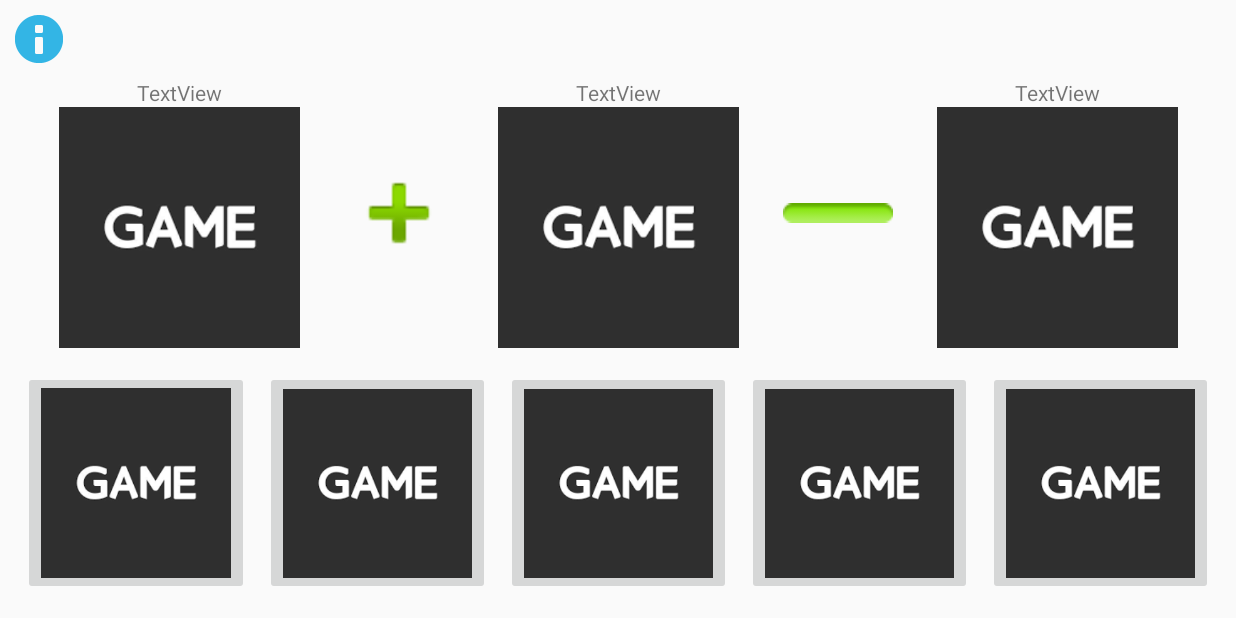
After one commit to rjena/ColorsGame, an Android app: the Game1Activity screen opened directly, with no data from a screen before it, on a phone screen of 824 x 412 dp (held sideways). The commit adds this screen. Run offline under Robolectric (Android 15) with nearby library versions, the phone set to English and light mode, and no system bars.

Commit message:
game1skelet

```diff
--- /dev/null
+++ b/app/src/main/java/com/example/colorsgame/Game1Activity.java
@@ -0,0 +1,46 @@
+package com.example.colorsgame;
+
+import android.content.Intent;
+import android.content.pm.ActivityInfo;
+import android.os.Bundle;
+import android.support.v7.app.AppCompatActivity;
+import android.view.View;
+import android.view.WindowManager;
+import android.widget.ImageButton;
+import android.widget.ImageView;
+import android.widget.TextView;
+
+public class Game1Activity extends AppCompatActivity {
+    @Override
+    protected void onCreate(Bundle savedInstanceState) {
+        super.onCreate(savedInstanceState);
+        setRequestedOrientation(ActivityInfo.SCREEN_ORIENTATION_LANDSCAPE);
+        getWindow().setFlags(WindowManager.LayoutParams.FLAG_FULLSCREEN,
+                WindowManager.LayoutParams.FLAG_FULLSCREEN);
+        setContentView(R.layout.activity_game1);
+
+        TextView color1TV = findViewById(R.id.color1TV);
+        TextView color2TV = findViewById(R.id.color2TV);
+        TextView color3TV = findViewById(R.id.color3TV);
+
+        ImageView color1IV = findViewById(R.id.color1IV);
+        ImageView color2IV = findViewById(R.id.color2IV);
+        ImageView color3IV = findViewById(R.id.color3IV);
+
+        ImageButton color1IB = findViewById(R.id.color1IB);
+        ImageButton color2IB = findViewById(R.id.color2IB);
+        ImageButton color3IB = findViewById(R.id.color3IB);
+        ImageButton color4IB = findViewById(R.id.color4IB);
+        ImageButton color5IB = findViewById(R.id.color5IB);
+
+        ImageButton info = findViewById(R.id.infoIB);
+
+        info.setOnClickListener(new View.OnClickListener() {
+            @Override
+            public void onClick(View view) {
+                Intent intent = new Intent(getApplicationContext(), Info1Activity.class);
+                startActivity(intent);
+            }
+        });
+    }
+}
--- /dev/null
+++ b/app/src/main/res/layout/activity_game1.xml
@@ -0,0 +1,150 @@
+<?xml version="1.0" encoding="utf-8"?>
+<LinearLayout xmlns:android="http://schemas.android.com/apk/res/android"
+    xmlns:app="http://schemas.android.com/apk/res-auto"
+    android:orientation="vertical" android:layout_width="match_parent"
+    android:layout_height="match_parent">
+
+    <ImageButton
+        android:id="@+id/infoIB"
+        android:layout_width="wrap_content"
+        android:layout_height="wrap_content"
+        android:layout_margin="10dp"
+        android:background="@null"
+        android:tint="@android:color/holo_blue_light"
+        app:srcCompat="@android:drawable/ic_dialog_info" />
+
+    <LinearLayout
+        android:layout_width="match_parent"
+        android:layout_height="match_parent"
+        android:layout_marginStart="10dp"
+        android:layout_marginEnd="10dp"
+        android:layout_weight="1"
+        android:orientation="horizontal">
+
+        <LinearLayout
+            android:layout_width="match_parent"
+            android:layout_height="match_parent"
+            android:layout_weight="0.8"
+            android:orientation="vertical">
+
+            <TextView
+                android:id="@+id/color1TV"
+                android:layout_width="match_parent"
+                android:layout_height="wrap_content"
+                android:gravity="center"
+                android:text="TextView" />
+
+            <ImageView
+                android:id="@+id/color1IV"
+                android:layout_width="match_parent"
+                android:layout_height="wrap_content"
+                app:srcCompat="@drawable/images" />
+        </LinearLayout>
+
+        <ImageView
+            android:layout_width="match_parent"
+            android:layout_height="match_parent"
+            android:layout_weight="1"
+            app:srcCompat="@android:drawable/ic_input_add" />
+
+        <LinearLayout
+            android:layout_width="match_parent"
+            android:layout_height="match_parent"
+            android:layout_weight="0.8"
+            android:orientation="vertical">
+
+            <TextView
+                android:id="@+id/color2TV"
+                android:layout_width="match_parent"
+                android:layout_height="wrap_content"
+                android:gravity="center"
+                android:text="TextView" />
+
+            <ImageView
+                android:id="@+id/color2IV"
+                android:layout_width="match_parent"
+                android:layout_height="wrap_content"
+                app:srcCompat="@drawable/images" />
+        </LinearLayout>
+
+        <ImageView
+            android:layout_width="match_parent"
+            android:layout_height="match_parent"
+            android:layout_weight="1"
+            app:srcCompat="@android:drawable/button_onoff_indicator_on" />
+
+        <LinearLayout
+            android:layout_width="match_parent"
+            android:layout_height="match_parent"
+            android:layout_weight="0.8"
+            android:orientation="vertical">
+
+            <TextView
+                android:id="@+id/color3TV"
+                android:layout_width="match_parent"
+                android:layout_height="wrap_content"
+                android:gravity="center"
+                android:text="TextView" />
+
+            <ImageView
+                android:id="@+id/color3IV"
+                android:layout_width="match_parent"
+                android:layout_height="wrap_content"
+                app:srcCompat="@drawable/images" />
+        </LinearLayout>
+    </LinearLayout>
+
+    <LinearLayout
+        android:layout_width="match_parent"
+        android:layout_height="match_parent"
+        android:layout_margin="10dp"
+        android:layout_weight="1"
+        android:orientation="horizontal">
+
+        <ImageButton
+            android:id="@+id/color1IB"
+            android:layout_width="match_parent"
+            android:layout_height="match_parent"
+            android:layout_weight="1"
+            android:layout_margin="5dp"
+            android:scaleType="fitCenter"
+            app:srcCompat="@drawable/images" />
+
+        <ImageButton
+            android:id="@+id/color2IB"
+            android:layout_width="match_parent"
+            android:layout_height="match_parent"
+            android:layout_weight="1"
+            android:layout_margin="5dp"
+            android:scaleType="fitCenter"
+            app:srcCompat="@drawable/images" />
+
+        <ImageButton
+            android:id="@+id/color3IB"
+            android:layout_width="match_parent"
+            android:layout_height="match_parent"
+            android:layout_weight="1"
+            android:layout_margin="5dp"
+            android:scaleType="fitCenter"
+            app:srcCompat="@drawable/images" />
+
+        <ImageButton
+            android:id="@+id/color4IB"
+            android:layout_width="match_parent"
+            android:layout_height="match_parent"
+            android:layout_weight="1"
+            android:layout_margin="5dp"
+            android:scaleType="fitCenter"
+            app:srcCompat="@drawable/images" />
+
+        <ImageButton
+            android:id="@+id/color5IB"
+            android:layout_width="match_parent"
+            android:layout_height="match_parent"
+            android:layout_weight="1"
+            android:layout_margin="5dp"
+            android:scaleType="fitCenter"
+            app:srcCompat="@drawable/images" />
+    </LinearLayout>
+
+</LinearLayout>
--- /dev/null
+++ b/app/src/main/res/layout/activity_info.xml
@@ -0,0 +1,6 @@
+<?xml version="1.0" encoding="utf-8"?>
+<android.support.constraint.ConstraintLayout
+    xmlns:android="http://schemas.android.com/apk/res/android" android:layout_width="match_parent"
+    android:layout_height="match_parent">
+
+</android.support.constraint.ConstraintLayout>
--- /dev/null
+++ b/app/src/main/res/layout/activity_settings.xml
@@ -0,0 +1,6 @@
+<?xml version="1.0" encoding="utf-8"?>
+<android.support.constraint.ConstraintLayout
+    xmlns:android="http://schemas.android.com/apk/res/android" android:layout_width="match_parent"
+    android:layout_height="match_parent">
+
+</android.support.constraint.ConstraintLayout>
```
Also changed, not shown: app/src/main/AndroidManifest.xml (+6 -1 lines), app/src/main/java/com/example/colorsgame/Info1Activity.java (added, +33 -0 lines), app/src/main/java/com/example/colorsgame/MainActivity.java (+27 -0 lines), app/src/main/res/layout/activity_info_game1.xml (added, +32 -0 lines).
